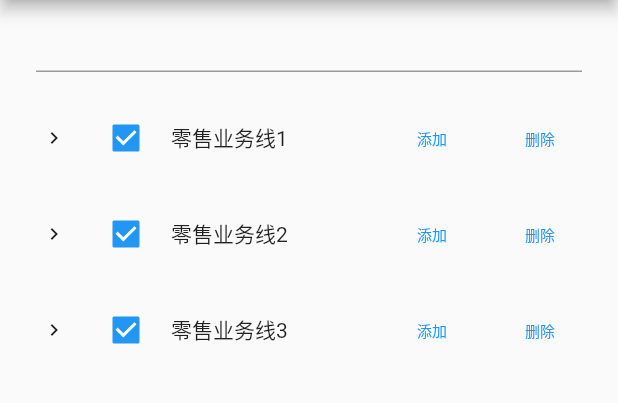
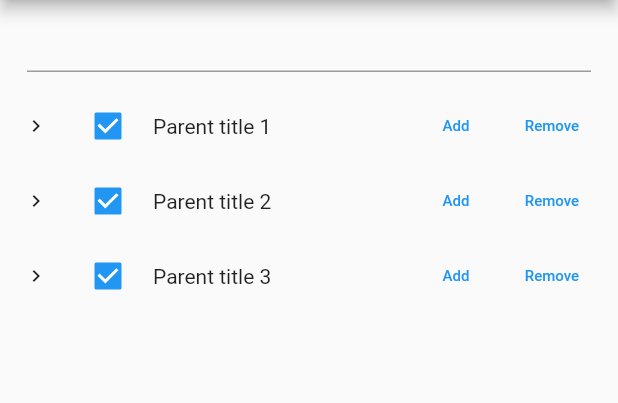
Before and after one commit to xrr2016/flutter-tree, a Flutter app: the screen it shows after launch, on a phone screen of 412 x 824 dp, the part 84-487 px from its top. Run offline on Flutter 3.47's test engine with Material 2 defaults, Android fonts, the phone set to English and light mode, and no system bars.

Commit message:
feat(master): v2.0.2

```diff
--- a/example/lib/main.dart
+++ b/example/lib/main.dart
@@ -12,14 +12,14 @@ class MyApp extends StatelessWidget {
     await Future.delayed(const Duration(seconds: 1));
     final data = [
       TreeNodeData(
-        title: 'load1',
+        title: 'Load node 1',
         expaned: false,
         checked: true,
         children: [],
         extra: null,
       ),
       TreeNodeData(
-        title: 'load2',
+        title: 'Load node 2',
         expaned: false,
         checked: false,
         children: [],
--- a/example/lib/tree_data.dart
+++ b/example/lib/tree_data.dart
@@ -11,13 +11,13 @@ final serverData = [
         "children": [],
         "id": 11,
         "pid": 1,
-        "text": "零售业务线11",
+        "text": "Child title 11",
       },
     ],
     "id": 1,
     "pid": 0,
     "show": false,
-    "text": "零售业务线1",
+    "text": "Parent title 1",
   },
   {
     "checked": true,
@@ -25,7 +25,7 @@ final serverData = [
     "children": [],
     "id": 2,
     "pid": 0,
-    "text": "零售业务线2",
+    "text": "Parent title 2",
   },
   {
     "checked": true,
@@ -33,7 +33,7 @@ final serverData = [
     "id": 3,
     "pid": 0,
     "show": false,
-    "text": "零售业务线3",
+    "text": "Parent title 3",
   },
 ];
 
--- a/lib/src/tree_node.dart
+++ b/lib/src/tree_node.dart
@@ -57,6 +57,7 @@ class _TreeNodeState extends State<TreeNode>
   bool _isExpaned = false;
   bool _isChecked = false;
   bool _showLoading = false;
+  Color _bgColor = Colors.transparent;
   late AnimationController _rotationController;
   final Tween<double> _turnsTween = Tween<double>(begin: -0.25, end: 0.0);
 
@@ -109,8 +110,20 @@ class _TreeNodeState extends State<TreeNode>
     return Column(
       crossAxisAlignment: CrossAxisAlignment.start,
       children: <Widget>[
-        Padding(
-          padding: const EdgeInsets.only(left: 12.0, right: 12.0),
+        MouseRegion(
+          onHover: (event) {},
+          onEnter: (event) {
+            _bgColor = Colors.grey[200]!;
+            setState(() {});
+          },
+          onExit: (event) {
+            _bgColor = Colors.transparent;
+            setState(() {});
+          },
+          child: Container(
+            color: _bgColor,
+            margin: const EdgeInsets.only(bottom: 2.0),
+            padding: const EdgeInsets.only(right: 12.0),
             child: Row(
               crossAxisAlignment: CrossAxisAlignment.center,
               children: <Widget>[
@@ -165,32 +178,35 @@ class _TreeNodeState extends State<TreeNode>
                 Expanded(
                   child: Padding(
                     padding: const EdgeInsets.symmetric(horizontal: 6.0),
-                  child: Text(widget.data.title),
+                    child: Text(
+                      widget.data.title,
+                      maxLines: 1,
+                      overflow: TextOverflow.ellipsis,
+                    ),
                   ),
                 ),
                 if (widget.showActions)
-                ButtonBar(
-                  children: [
                   TextButton(
                     onPressed: () {
                       widget.append(widget.data);
                       widget.onAppend(widget.data, widget.parent);
                     },
                     child: Text(
-                        '添加',
+                      'Add',
                       style: TextStyle(
                         fontSize:
                             Theme.of(context).textTheme.labelSmall?.fontSize,
                       ),
                     ),
                   ),
+                if (widget.showActions)
                   TextButton(
                     onPressed: () {
                       widget.remove(widget.data);
                       widget.onRemove(widget.data, widget.parent);
                     },
                     child: Text(
-                        '删除',
+                      'Remove',
                       style: TextStyle(
                         fontSize:
                             Theme.of(context).textTheme.labelSmall?.fontSize,
@@ -199,7 +215,6 @@ class _TreeNodeState extends State<TreeNode>
                   ),
               ],
             ),
-            ],
           ),
         ),
         SizeTransition(
--- a/lib/src/tree_view.dart
+++ b/lib/src/tree_view.dart
@@ -127,8 +127,8 @@ class _TreeViewState extends State<TreeView> {
           if (widget.showFilter)
             Padding(
               padding: const EdgeInsets.only(
-                left: 24.0,
-                right: 24.0,
+                left: 18.0,
+                right: 18.0,
                 bottom: 12.0,
               ),
               child: TextField(onChanged: _onChange),
--- a/pubspec.yaml
+++ b/pubspec.yaml
@@ -1,6 +1,6 @@
 name: flutter_tree
 description: Flutter tree widget plugin, you can use this plugin to show a tree like layout, some thing a department tree.
-version: 2.0.1
+version: 2.0.2
 homepage: https://github.com/xrr2016/flutter_tree
 
 environment:
```
Also changed, not shown: example/actions.jpg, example/basic.jpg, example/checked.jpg, example/cover.jpg (added), example/filter.jpg, example/loading.gif, 2 other files. Lines whose indentation alone changed are shown as unchanged.
